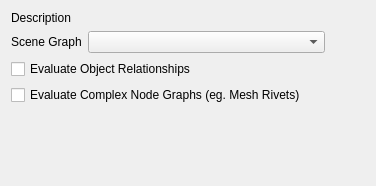
The window that python/mmSolver/tools/solver/widget/solver_basic_widget.ui (david-cattermole/mayaMatchMoveSolver) describes before a commit, drawn with Qt 5.
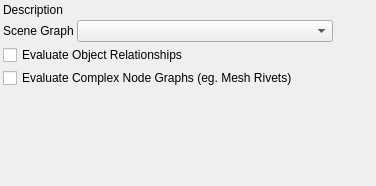
The same window after the commit.

Commit message: Solver UI - Make Basic and Standard tabs consistently spaced.

Patch:
```diff
--- a/python/mmSolver/tools/solver/widget/solver_basic_widget.ui
+++ b/python/mmSolver/tools/solver/widget/solver_basic_widget.ui
@@ -14,6 +14,21 @@
    <string>Form</string>
   </property>
   <layout class="QVBoxLayout" name="verticalLayout">
+   <property name="spacing">
+    <number>3</number>
+   </property>
+   <property name="leftMargin">
+    <number>3</number>
+   </property>
+   <property name="topMargin">
+    <number>3</number>
+   </property>
+   <property name="rightMargin">
+    <number>3</number>
+   </property>
+   <property name="bottomMargin">
+    <number>3</number>
+   </property>
    <item>
     <widget class="QLabel" name="description_label">
      <property name="text">
```
The commit also changes 1 other file.
